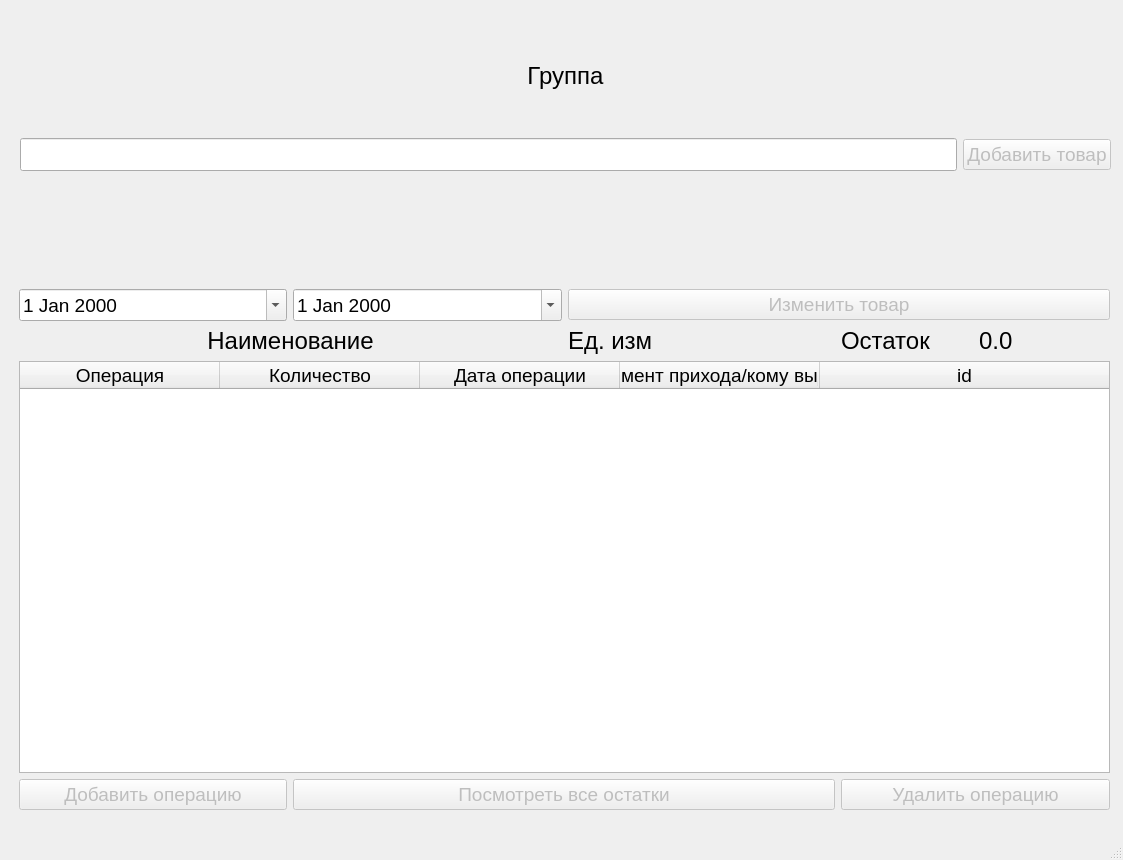
Qt form UI_files/maiwindo.ui (Vofanchik/AptecnyiSklad) before a commit.
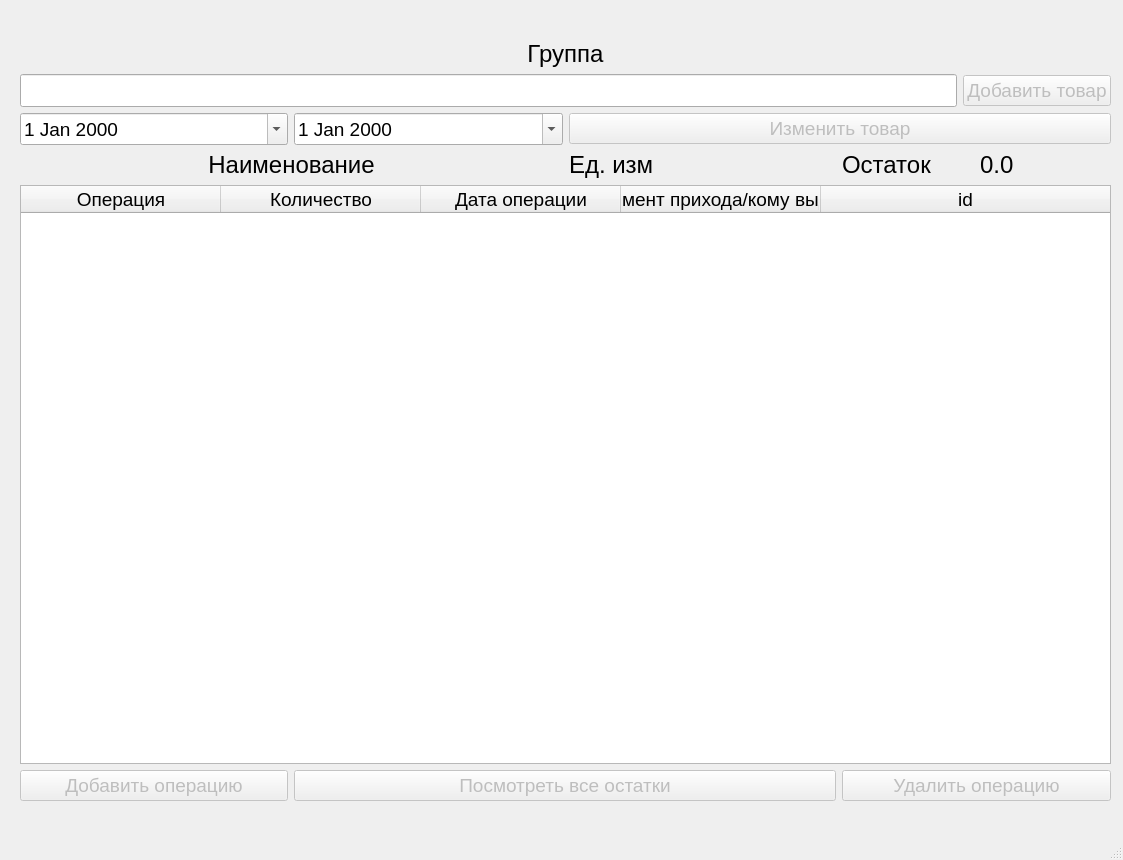
The same form after that commit.

Diff of the .ui file:
```diff
--- a/UI_files/maiwindo.ui
+++ b/UI_files/maiwindo.ui
@@ -17,27 +17,20 @@
    <widget class="QWidget" name="gridLayoutWidget">
     <property name="geometry">
      <rect>
-      <x>19</x>
-      <y>289</y>
+      <x>20</x>
+      <y>40</y>
       <width>1091</width>
-      <height>521</height>
+      <height>761</height>
      </rect>
     </property>
     <layout class="QGridLayout" name="gridLayout">
-     <item row="0" column="0">
-      <widget class="QDateEdit" name="dateEdit">
-       <property name="font">
-        <font>
-         <pointsize>14</pointsize>
-        </font>
-       </property>
-       <property name="calendarPopup">
-        <bool>true</bool>
-       </property>
-      </widget>
-     </item>
-     <item row="3" column="3">
-      <widget class="QPushButton" name="pushButton_2">
+     <property name="sizeConstraint">
+      <enum>QLayout::SetMinAndMaxSize</enum>
+     </property>
+     <item row="5" column="0">
+      <layout class="QHBoxLayout" name="horizontalLayout">
+       <item>
+        <widget class="QPushButton" name="pushButton_3">
        <property name="enabled">
         <bool>false</bool>
        </property>
@@ -47,39 +40,28 @@
         </font>
        </property>
        <property name="text">
-        <string>Удалить операцию</string>
-       </property>
-      </widget>
-     </item>
-     <item row="1" column="3">
-      <layout class="QHBoxLayout" name="horizontalLayout_5">
-       <item>
-        <widget class="QLabel" name="label_4">
-         <property name="font">
-          <font>
-           <pointsize>18</pointsize>
-          </font>
-         </property>
-         <property name="text">
-          <string>Остаток</string>
-         </property>
-        </widget>
-       </item>
-       <item>
-        <widget class="QLabel" name="label_5">
-         <property name="font">
-          <font>
-           <pointsize>18</pointsize>
-          </font>
-         </property>
-         <property name="text">
-          <string>0.0</string>
+          <string>Добавить операцию</string>
          </property>
         </widget>
        </item>
       </layout>
      </item>
-     <item row="2" column="0" colspan="4">
+     <item row="5" column="1" colspan="2">
+      <widget class="QPushButton" name="pushButton_4">
+       <property name="enabled">
+        <bool>false</bool>
+       </property>
+       <property name="font">
+        <font>
+         <pointsize>14</pointsize>
+        </font>
+       </property>
+       <property name="text">
+        <string>Посмотреть все остатки</string>
+       </property>
+      </widget>
+     </item>
+     <item row="4" column="0" colspan="4">
       <widget class="QTableWidget" name="tableWidget_2">
        <property name="font">
         <font>
@@ -131,10 +113,8 @@
        </column>
       </widget>
      </item>
-     <item row="3" column="0">
-      <layout class="QHBoxLayout" name="horizontalLayout">
-       <item>
-        <widget class="QPushButton" name="pushButton_3">
+     <item row="5" column="3">
+      <widget class="QPushButton" name="pushButton_2">
          <property name="enabled">
           <bool>false</bool>
          </property>
@@ -144,40 +124,11 @@
           </font>
          </property>
          <property name="text">
-          <string>Добавить операцию</string>
+        <string>Удалить операцию</string>
          </property>
         </widget>
        </item>
-      </layout>
-     </item>
-     <item row="0" column="1">
-      <widget class="QDateEdit" name="dateEdit_2">
-       <property name="font">
-        <font>
-         <pointsize>14</pointsize>
-        </font>
-       </property>
-       <property name="calendarPopup">
-        <bool>true</bool>
-       </property>
-      </widget>
-     </item>
-     <item row="1" column="0" colspan="2">
-      <widget class="QLabel" name="label_2">
-       <property name="font">
-        <font>
-         <pointsize>18</pointsize>
-        </font>
-       </property>
-       <property name="text">
-        <string>Наименование</string>
-       </property>
-       <property name="alignment">
-        <set>Qt::AlignCenter</set>
-       </property>
-      </widget>
-     </item>
-     <item row="1" column="2">
+     <item row="3" column="2">
       <widget class="QLabel" name="label_3">
        <property name="font">
         <font>
@@ -189,22 +140,62 @@
        </property>
       </widget>
      </item>
-     <item row="3" column="1" colspan="2">
-      <widget class="QPushButton" name="pushButton_4">
-       <property name="enabled">
-        <bool>false</bool>
-       </property>
+     <item row="3" column="3">
+      <layout class="QHBoxLayout" name="horizontalLayout_5">
+       <item>
+        <widget class="QLabel" name="label_4">
+         <property name="font">
+          <font>
+           <pointsize>18</pointsize>
+          </font>
+         </property>
+         <property name="text">
+          <string>Остаток</string>
+         </property>
+        </widget>
+       </item>
+       <item>
+        <widget class="QLabel" name="label_5">
+         <property name="font">
+          <font>
+           <pointsize>18</pointsize>
+          </font>
+         </property>
+         <property name="text">
+          <string>0.0</string>
+         </property>
+        </widget>
+       </item>
+      </layout>
+     </item>
+     <item row="1" column="0">
+      <widget class="QDateEdit" name="dateEdit">
        <property name="font">
         <font>
          <pointsize>14</pointsize>
         </font>
        </property>
+       <property name="calendarPopup">
+        <bool>true</bool>
+       </property>
+      </widget>
+     </item>
+     <item row="3" column="0" colspan="2">
+      <widget class="QLabel" name="label_2">
+       <property name="font">
+        <font>
+         <pointsize>18</pointsize>
+        </font>
+       </property>
        <property name="text">
-        <string>Посмотреть все остатки</string>
+        <string>Наименование</string>
+       </property>
+       <property name="alignment">
+        <set>Qt::AlignCenter</set>
        </property>
       </widget>
      </item>
-     <item row="0" column="2" colspan="2">
+     <item row="1" column="2" colspan="2">
       <widget class="QPushButton" name="pushButton">
        <property name="enabled">
         <bool>false</bool>
@@ -219,19 +210,23 @@
        </property>
       </widget>
      </item>
-    </layout>
-   </widget>
-   <widget class="QWidget" name="verticalLayoutWidget">
-    <property name="geometry">
-     <rect>
-      <x>20</x>
-      <y>20</y>
-      <width>1091</width>
-      <height>151</height>
-     </rect>
-    </property>
+     <item row="1" column="1">
+      <widget class="QDateEdit" name="dateEdit_2">
+       <property name="font">
+        <font>
+         <pointsize>14</pointsize>
+        </font>
+       </property>
+       <property name="calendarPopup">
+        <bool>true</bool>
+       </property>
+      </widget>
+     </item>
+     <item row="0" column="0" colspan="4">
     <layout class="QVBoxLayout" name="verticalLayout_3">
      <item>
+        <layout class="QGridLayout" name="gridLayout_2">
+         <item row="0" column="0">
       <widget class="QLabel" name="label">
        <property name="font">
         <font>
@@ -246,6 +241,8 @@
        </property>
       </widget>
      </item>
+        </layout>
+       </item>
      <item>
       <layout class="QHBoxLayout" name="horizontalLayout_2">
        <item>
@@ -283,6 +280,8 @@
           <string>Добавить товар</string>
          </property>
         </widget>
+         </item>
+        </layout>
        </item>
       </layout>
      </item>
```
Lines whose indentation alone changed are shown as unchanged.
